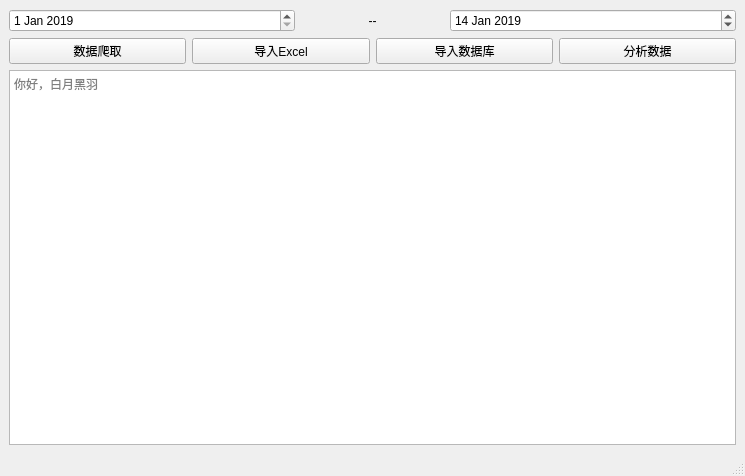
First picture: the form in 4layout布局/ui/main.ui, repository TonyEinstein/Qt5_Learn, before the edit.
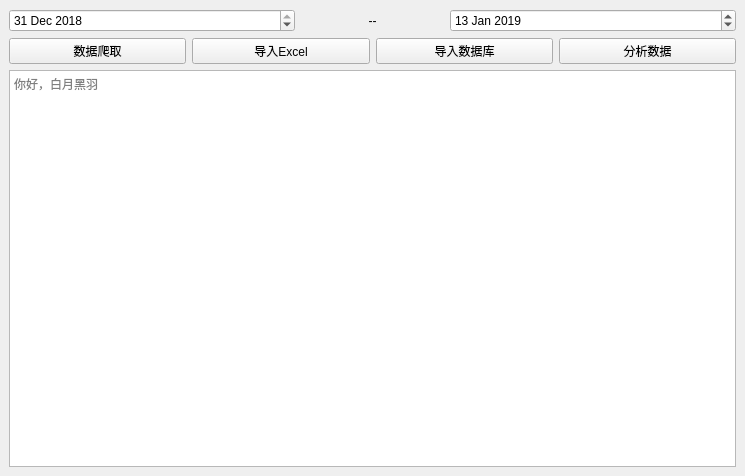
Second picture: the form after the edit.

The edit to the form file:
```diff
--- a/4layout布局/ui/main.ui
+++ b/4layout布局/ui/main.ui
@@ -39,12 +39,12 @@
         </property>
         <property name="dateTime">
          <datetime>
-          <hour>0</hour>
+          <hour>8</hour>
           <minute>0</minute>
           <second>10</second>
-          <year>2019</year>
-          <month>1</month>
-          <day>1</day>
+          <year>2018</year>
+          <month>12</month>
+          <day>31</day>
          </datetime>
         </property>
        </widget>
@@ -75,12 +75,12 @@
         </property>
         <property name="dateTime">
          <datetime>
-          <hour>0</hour>
+          <hour>8</hour>
           <minute>0</minute>
           <second>0</second>
           <year>2019</year>
           <month>1</month>
-          <day>14</day>
+          <day>13</day>
          </datetime>
         </property>
        </widget>
@@ -159,7 +159,6 @@
     </rect>
    </property>
   </widget>
-  <widget class="QStatusBar" name="statusbar"/>
  </widget>
  <resources/>
  <connections/>
```
Left out of the diff: 2 changed lines with no effect on the pictures.
